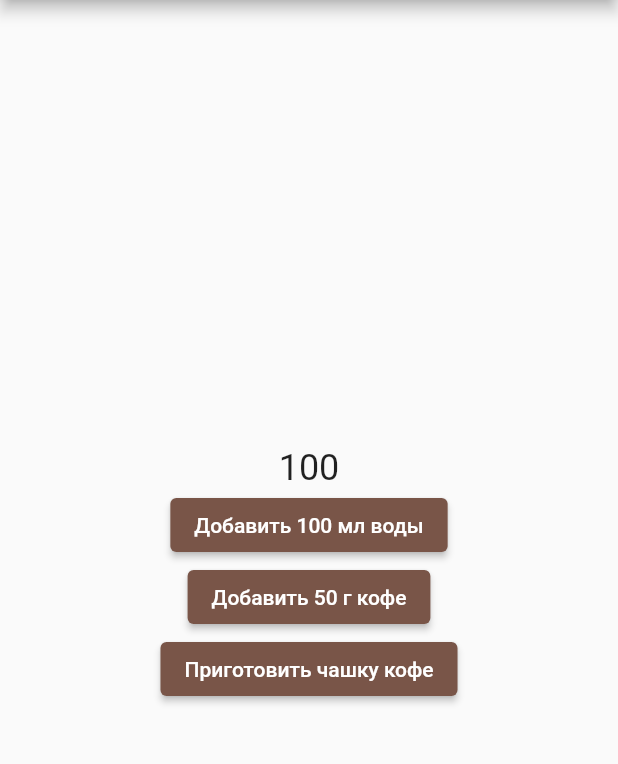
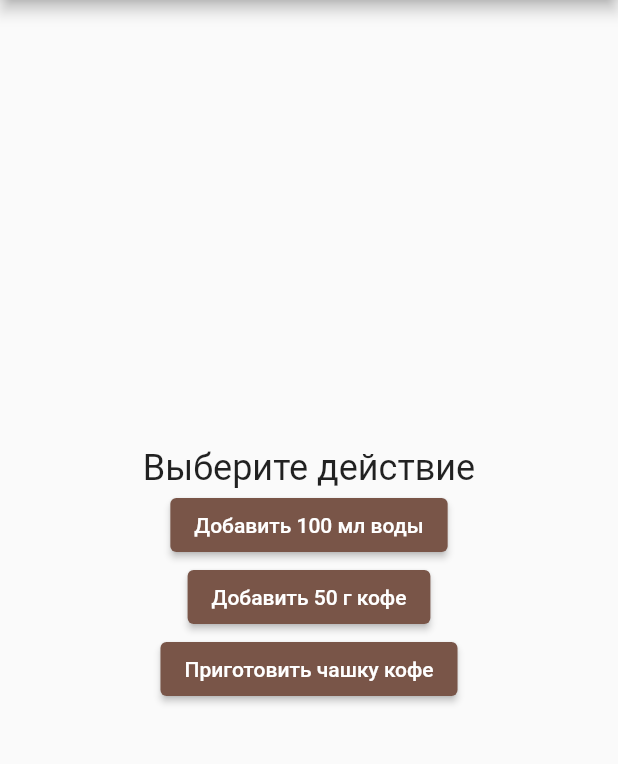
Before and after one commit to DimaUpGrade/Mobile-dev, a Flutter app: the screen it shows after launch, on a phone screen of 412 x 824 dp, the part 84-848 px from its top. Run offline on Flutter 3.47's test engine with Material 2 defaults, Android fonts, the phone set to English and light mode, and no system bars; our stand-ins replace share_plus.

Commit message:
Changed welcome text

```diff
--- a/lab9/lib/main.dart
+++ b/lab9/lib/main.dart
@@ -1,4 +1,3 @@
-import 'package:flutter/cupertino.dart';
 import 'package:flutter/material.dart';
 
 import 'classes/Machine.dart';
@@ -35,7 +34,7 @@ class MyTestWidget extends StatefulWidget {
 }
 
 class _MyTestWidgetState extends State<MyTestWidget> {
-  String _output = "100";
+  String _output = "Выберите действие";
   CoffeeMachine machine = CoffeeMachine(300, 500, 600, 0);
 
   @override
```
